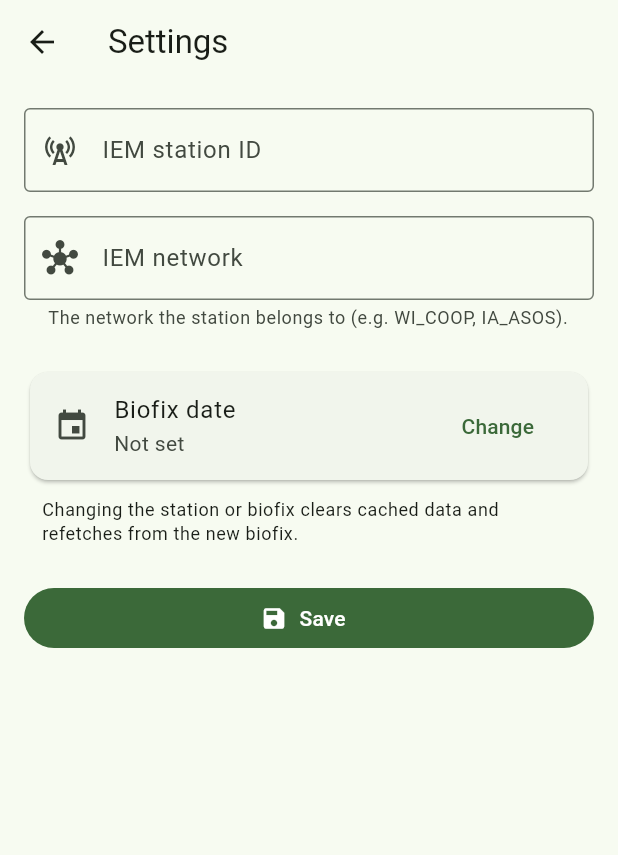
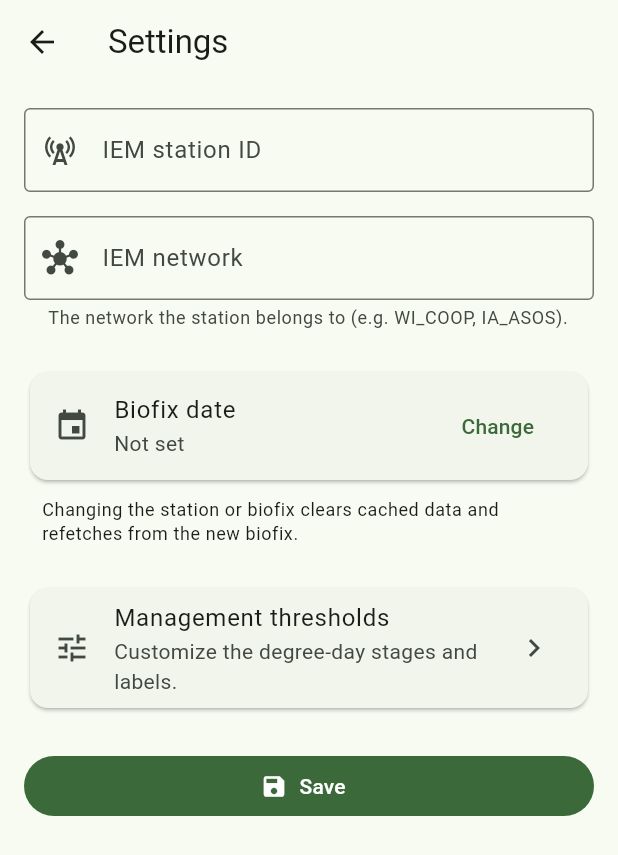
Before and after one commit to jacobzirbel/orchard-manager, a Flutter app: the screen it shows after launch, after a tap on "Open settings", on a phone screen of 412 x 824 dp. Shown: the top 855 px of the screen. Run offline on Flutter 3.47's test engine with Material 3 defaults, Android fonts, the phone set to English and light mode, and no system bars; our stand-ins replace shared_preferences, sqflite; accounts and stored records are empty.

Commit message:
customize thresholds

```diff
--- a/lib/constants/degree_day_constants.dart
+++ b/lib/constants/degree_day_constants.dart
@@ -24,6 +24,23 @@ class DegreeDayThreshold {
 
   /// The recommended action / biological event at this threshold.
   final String label;
+
+  Map<String, Object?> toJson() => {'degreeDays': degreeDays, 'label': label};
+
+  factory DegreeDayThreshold.fromJson(Map<String, dynamic> json) =>
+      DegreeDayThreshold(
+        degreeDays: (json['degreeDays'] as num).toDouble(),
+        label: json['label'] as String,
+      );
+
+  @override
+  bool operator ==(Object other) =>
+      other is DegreeDayThreshold &&
+      other.degreeDays == degreeDays &&
+      other.label == label;
+
+  @override
+  int get hashCode => Object.hash(degreeDays, label);
 }
 
 /// Codling moth management thresholds, in ascending order.
--- a/lib/screens/settings_screen.dart
+++ b/lib/screens/settings_screen.dart
@@ -2,6 +2,7 @@ import 'package:flutter/material.dart';
 import 'package:intl/intl.dart';
 
 import '../services/degree_day_repository.dart';
+import 'thresholds_screen.dart';
 
 /// Settings: the IEM station ID and the biofix date that anchors accumulation.
 ///
@@ -26,6 +27,10 @@ class _SettingsScreenState extends State<SettingsScreen> {
   DateTime? _biofix;
   bool _loading = true;
   bool _saving = false;
+
+  /// True once something changed (station/biofix saved, or thresholds edited)
+  /// so the caller knows to reload even when leaving via the back button.
+  bool _changed = false;
 
   @override
   void initState() {
@@ -67,6 +72,20 @@ class _SettingsScreenState extends State<SettingsScreen> {
     }
   }
 
+  Future<void> _openThresholds() async {
+    final changed = await Navigator.of(context).push<bool>(
+      MaterialPageRoute(
+        builder: (_) => ThresholdsScreen(repository: widget.repository),
+      ),
+    );
+    if (changed == true && mounted) {
+      setState(() => _changed = true);
+      ScaffoldMessenger.of(
+        context,
+      ).showSnackBar(const SnackBar(content: Text('Thresholds updated.')));
+    }
+  }
+
   Future<void> _save() async {
     if (!(_formKey.currentState?.validate() ?? false)) return;
     if (_biofix == null) {
@@ -88,7 +107,13 @@ class _SettingsScreenState extends State<SettingsScreen> {
 
   @override
   Widget build(BuildContext context) {
-    return Scaffold(
+    return PopScope(
+      canPop: false,
+      onPopInvokedWithResult: (didPop, result) {
+        if (didPop) return;
+        Navigator.of(context).pop(_changed);
+      },
+      child: Scaffold(
         appBar: AppBar(title: const Text('Settings')),
         body: _loading
             ? const Center(child: CircularProgressIndicator())
@@ -118,7 +143,8 @@ class _SettingsScreenState extends State<SettingsScreen> {
                       decoration: const InputDecoration(
                         labelText: 'IEM network',
                         hintText: 'e.g. WI_COOP',
-                      helperText: 'The network the station belongs to '
+                        helperText:
+                            'The network the station belongs to '
                             '(e.g. WI_COOP, IA_ASOS).',
                         border: OutlineInputBorder(),
                         prefixIcon: Icon(Icons.hub),
@@ -155,6 +181,18 @@ class _SettingsScreenState extends State<SettingsScreen> {
                       ),
                     ),
                     const SizedBox(height: 24),
+                    Card(
+                      child: ListTile(
+                        leading: const Icon(Icons.tune),
+                        title: const Text('Management thresholds'),
+                        subtitle: const Text(
+                          'Customize the degree-day stages and labels.',
+                        ),
+                        trailing: const Icon(Icons.chevron_right),
+                        onTap: _openThresholds,
+                      ),
+                    ),
+                    const SizedBox(height: 24),
                     FilledButton.icon(
                       onPressed: _saving ? null : _save,
                       icon: _saving
@@ -169,6 +207,7 @@ class _SettingsScreenState extends State<SettingsScreen> {
                   ],
                 ),
               ),
+      ),
     );
   }
 }
--- a/lib/services/degree_day_calculator.dart
+++ b/lib/services/degree_day_calculator.dart
@@ -8,8 +8,15 @@ class DegreeDayCalculator {
 
   /// Builds display rows from stored records: sorts by date, accumulates the
   /// running total, and tags the first row to reach each management threshold.
-  static List<DegreeDayRow> buildRows(List<DegreeDayRecord> records) {
+  ///
+  /// [thresholds] defaults to the built-in [kThresholds] but may be a
+  /// user-customized set; it is sorted ascending here so callers needn't.
+  static List<DegreeDayRow> buildRows(
+    List<DegreeDayRecord> records, {
+    List<DegreeDayThreshold> thresholds = kThresholds,
+  }) {
     final sorted = [...records]..sort((a, b) => a.date.compareTo(b.date));
+    final ordered = _ascending(thresholds);
 
     var cumulative = 0.0;
     var nextThresholdIndex = 0;
@@ -21,27 +28,34 @@ class DegreeDayCalculator {
       // A single day can cross more than one threshold; attribute the highest
       // one reached on this day so the label reflects the current stage.
       DegreeDayThreshold? crossed;
-      while (nextThresholdIndex < kThresholds.length &&
-          cumulative >= kThresholds[nextThresholdIndex].degreeDays) {
-        crossed = kThresholds[nextThresholdIndex];
+      while (nextThresholdIndex < ordered.length &&
+          cumulative >= ordered[nextThresholdIndex].degreeDays) {
+        crossed = ordered[nextThresholdIndex];
         nextThresholdIndex++;
       }
 
-      rows.add(DegreeDayRow(
-        record: record,
-        cumulativeGdd: cumulative,
-        crossedThreshold: crossed,
-      ));
+      rows.add(
+        DegreeDayRow(
+          record: record,
+          cumulativeGdd: cumulative,
+          crossedThreshold: crossed,
+        ),
+      );
     }
 
     return rows;
   }
 
   /// Derives the header summary from the (date-ordered) rows.
-  static DegreeDaySummary summarize(List<DegreeDayRow> rows) {
+  ///
+  /// Pass the same [thresholds] used to build the rows.
+  static DegreeDaySummary summarize(
+    List<DegreeDayRow> rows, {
+    List<DegreeDayThreshold> thresholds = kThresholds,
+  }) {
     final current = rows.isEmpty ? 0.0 : rows.last.cumulativeGdd;
     DegreeDayThreshold? next;
-    for (final threshold in kThresholds) {
+    for (final threshold in _ascending(thresholds)) {
       if (current < threshold.degreeDays) {
         next = threshold;
         break;
@@ -49,4 +63,8 @@ class DegreeDayCalculator {
     }
     return DegreeDaySummary(currentCumulative: current, nextThreshold: next);
   }
+
+  static List<DegreeDayThreshold> _ascending(
+    List<DegreeDayThreshold> thresholds,
+  ) => [...thresholds]..sort((a, b) => a.degreeDays.compareTo(b.degreeDays));
 }
--- a/lib/services/degree_day_repository.dart
+++ b/lib/services/degree_day_repository.dart
@@ -1,3 +1,4 @@
+import '../constants/degree_day_constants.dart';
 import '../models/degree_day_record.dart';
 import '../models/degree_day_view.dart';
 import 'database_service.dart';
@@ -39,7 +40,7 @@ class DegreeDayRepository {
     PreferencesService? preferences,
     DatabaseService? database,
     WeatherService? weather,
-  })  : _prefs = preferences ?? PreferencesService(),
+  }) : _prefs = preferences ?? PreferencesService(),
        _db = database ?? DatabaseService.instance,
        _weather = weather ?? WeatherService();
 
@@ -50,6 +51,14 @@ class DegreeDayRepository {
   Future<String?> currentStationId() => _prefs.getStationId();
   Future<String?> currentNetwork() => _prefs.getNetwork();
   Future<DateTime?> currentBiofix() => _prefs.getBiofix();
+  Future<List<DegreeDayThreshold>> currentThresholds() =>
+      _prefs.getThresholds();
+
+  /// Persists customized thresholds. Unlike station/biofix, this does not clear
+  /// the cache — thresholds only affect derived rows, so the next [load]
+  /// recomputes from the same cached temperatures.
+  Future<void> saveThresholds(List<DegreeDayThreshold> thresholds) =>
+      _prefs.setThresholds(thresholds);
 
   /// Loads cached rows, optionally fetching any days not yet cached first.
   ///
@@ -74,12 +83,13 @@ class DegreeDayRepository {
       );
     }
 
+    final thresholds = await _prefs.getThresholds();
     final records = await _db.getDays(orchardId);
-    final rows = DegreeDayCalculator.buildRows(records);
+    final rows = DegreeDayCalculator.buildRows(records, thresholds: thresholds);
     return DegreeDayData(
       isConfigured: true,
       rows: rows,
-      summary: DegreeDayCalculator.summarize(rows),
+      summary: DegreeDayCalculator.summarize(rows, thresholds: thresholds),
       stationId: stationId,
       biofix: biofix,
     );
@@ -109,13 +119,17 @@ class DegreeDayRepository {
     );
 
     final records = temps
-        .where((t) => !t.date.isBefore(biofix)) // never accumulate before biofix
-        .map((t) => DegreeDayRecord(
+        .where(
+          (t) => !t.date.isBefore(biofix),
+        ) // never accumulate before biofix
+        .map(
+          (t) => DegreeDayRecord(
             orchardId: orchardId,
             date: t.date,
             tMax: t.tMax,
             tMin: t.tMin,
-            ))
+          ),
+        )
         .toList();
 
     await _db.upsertDays(records);
@@ -140,7 +154,8 @@ class DegreeDayRepository {
 
     final stationChanged = previousStation != normalizedStation;
     final networkChanged = previousNetwork != normalizedNetwork;
-    final biofixChanged = previousBiofix == null ||
+    final biofixChanged =
+        previousBiofix == null ||
         !_sameDay(dateOnly(previousBiofix), normalizedBiofix);
 
     await _prefs.setStationId(normalizedStation);
```
Also changed, not shown: lib/models/degree_day_view.dart (+5 -5 lines), lib/screens/home_screen.dart (+4 -6 lines), lib/screens/thresholds_screen.dart (added, +253 -0 lines), lib/services/preferences_service.dart (+28 -2 lines), lib/services/weather_service.dart (+5 -4 lines), lib/widgets/degree_day_table.dart (+6 -4 lines), lib/models/degree_day_record.dart (indentation only), 1 other file. Lines whose indentation alone changed are shown as unchanged.
